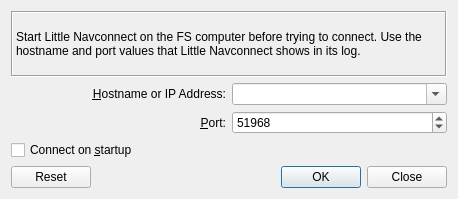
The window that src/connect/connectdialog.ui (albar965/littlenavmap) describes before a commit, drawn with Qt 5.
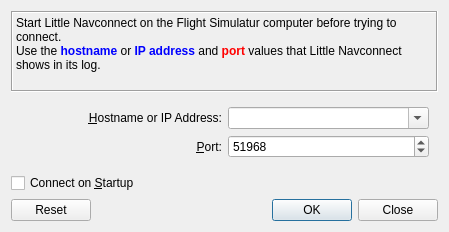
The same window after the commit.

Patch:
```diff
--- a/src/connect/connectdialog.ui
+++ b/src/connect/connectdialog.ui
@@ -6,8 +6,8 @@
    <rect>
     <x>0</x>
     <y>0</y>
-    <width>458</width>
-    <height>199</height>
+    <width>449</width>
+    <height>232</height>
    </rect>
   </property>
   <property name="windowTitle">
@@ -23,7 +23,11 @@
       <enum>QFrame::Sunken</enum>
      </property>
      <property name="text">
-      <string>Start Little Navconnect on the FS computer before trying to connect. Use the hostname and port values that Little Navconnect shows in its log.</string>
+      <string>Start Little Navconnect on the Flight Simulatur computer before trying to connect.&lt;br/&gt;
+Use the &lt;span style=&quot;color: #0000ff; font-weight:bold&quot;&gt;hostname&lt;/span&gt; or &lt;span style=&quot;color: #0000ff; font-weight:bold&quot;&gt;IP address&lt;/span&gt; and &lt;span style=&quot;color: #ff0000; font-weight:bold&quot;&gt;port&lt;/span&gt; values that Little Navconnect shows in its log.</string>
+     </property>
+     <property name="alignment">
+      <set>Qt::AlignLeading|Qt::AlignLeft|Qt::AlignTop</set>
      </property>
      <property name="wordWrap">
       <bool>true</bool>
@@ -32,7 +36,32 @@
    </item>
    <item>
     <layout class="QGridLayout" name="gridLayout">
-     <item row="1" column="2">
+     <property name="leftMargin">
+      <number>9</number>
+     </property>
+     <property name="topMargin">
+      <number>9</number>
+     </property>
+     <property name="rightMargin">
+      <number>9</number>
+     </property>
+     <property name="bottomMargin">
+      <number>9</number>
+     </property>
+     <item row="0" column="0">
+      <widget class="QLabel" name="labelConnectHostname">
+       <property name="text">
+        <string>&amp;Hostname or IP Address:</string>
+       </property>
+       <property name="alignment">
+        <set>Qt::AlignRight|Qt::AlignTrailing|Qt::AlignVCenter</set>
+       </property>
+       <property name="buddy">
+        <cstring>comboBoxConnectHostname</cstring>
+       </property>
+      </widget>
+     </item>
+     <item row="0" column="1">
       <widget class="QComboBox" name="comboBoxConnectHostname">
        <property name="editable">
         <bool>true</bool>
@@ -48,7 +77,20 @@
        </property>
       </widget>
      </item>
-     <item row="2" column="2">
+     <item row="1" column="0">
+      <widget class="QLabel" name="labelConnectPort">
+       <property name="text">
+        <string>&amp;Port:</string>
+       </property>
+       <property name="alignment">
+        <set>Qt::AlignRight|Qt::AlignTrailing|Qt::AlignVCenter</set>
+       </property>
+       <property name="buddy">
+        <cstring>spinBoxConnectPort</cstring>
+       </property>
+      </widget>
+     </item>
+     <item row="1" column="1">
       <widget class="QSpinBox" name="spinBoxConnectPort">
        <property name="minimum">
         <number>1024</number>
@@ -61,38 +103,12 @@
        </property>
       </widget>
      </item>
-     <item row="1" column="0">
-      <widget class="QLabel" name="labelConnectHostname">
-       <property name="text">
-        <string>&amp;Hostname or IP Address:</string>
-       </property>
-       <property name="alignment">
-        <set>Qt::AlignRight|Qt::AlignTrailing|Qt::AlignVCenter</set>
-       </property>
-       <property name="buddy">
-        <cstring>comboBoxConnectHostname</cstring>
-       </property>
-      </widget>
-     </item>
-     <item row="2" column="0">
-      <widget class="QLabel" name="labelConnectPort">
-       <property name="text">
-        <string>&amp;Port:</string>
-       </property>
-       <property name="alignment">
-        <set>Qt::AlignRight|Qt::AlignTrailing|Qt::AlignVCenter</set>
-       </property>
-       <property name="buddy">
-        <cstring>spinBoxConnectPort</cstring>
-       </property>
-      </widget>
-     </item>
     </layout>
    </item>
    <item>
     <widget class="QCheckBox" name="checkBoxConnectOnStartup">
      <property name="text">
-      <string>Connect on &amp;startup</string>
+      <string>Connect on &amp;Startup</string>
      </property>
     </widget>
    </item>
```
Left out of the diff: 22 changed lines with no effect on the pictures.
